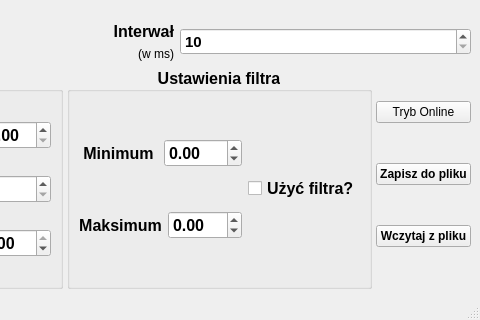
First picture: the form in symulator.ui, repository macbondyra/SymulatorUARWymiana, before the edit; both pictures show x 723 to 1203 and y 511 to 831 of the 1203 by 831 pixel window.
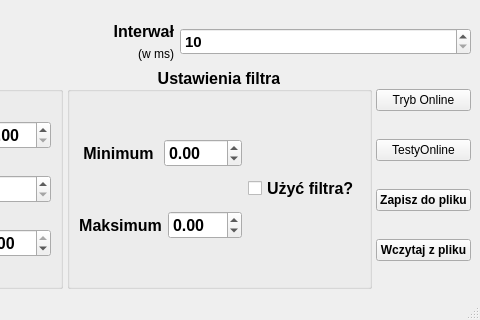
Second picture: the form after the edit. Custom widgets are drawn as their Qt base class.

Commit message: Nie crashuje się i raz sie coś policzyło + Testy Połączenia

Patch:
```diff
--- a/symulator.ui
+++ b/symulator.ui
@@ -600,6 +600,13 @@
           </property>
          </widget>
         </item>
+        <item>
+         <widget class="QPushButton" name="TestyOnline">
+          <property name="text">
+           <string>TestyOnline</string>
+          </property>
+         </widget>
+        </item>
         <item>
          <widget class="QPushButton" name="button_zapisz">
           <property name="font">
```
Left out of the diff: 76 changed lines with no effect on the pictures. The commit also changes 7 other files.
